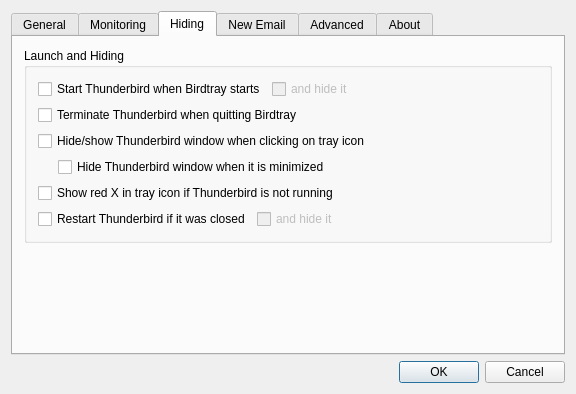
The window that src/dialogsettings.ui (gyunaev/birdtray) describes before a commit, drawn with Qt 5.
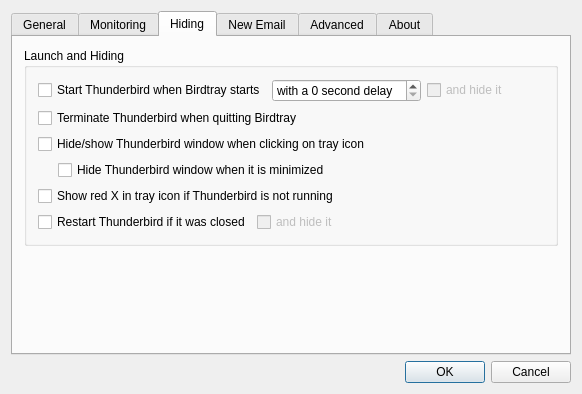
The same window after the commit. The open tabs and pages were chosen to show the change. Custom widgets are drawn as their Qt base class.

The edit to the form file:
```diff
--- a/src/dialogsettings.ui
+++ b/src/dialogsettings.ui
@@ -153,6 +153,16 @@
               </property>
              </spacer>
             </item>
+            <item>
+             <widget class="QCheckBox" name="boxShowUnreadCount">
+              <property name="whatsThis">
+               <string>&lt;html&gt;&lt;head/&gt;&lt;body&gt;&lt;p&gt;If this box is checked, the Birdtray will show the number of unread emails.&lt;/p&gt;&lt;p&gt;&lt;br/&gt;&lt;/p&gt;&lt;p&gt;If it is unchecked, no count will be shown, and you will only know about unread emails because of blinking (or different, if changed) icon.&lt;/p&gt;&lt;/body&gt;&lt;/html&gt;</string>
+              </property>
+              <property name="text">
+               <string>Show unread count</string>
+              </property>
+             </widget>
+            </item>
             <item>
              <widget class="QCheckBox" name="boxNotificationIconUnread">
               <property name="text">
@@ -382,6 +392,22 @@
               </property>
              </widget>
             </item>
+            <item>
+             <widget class="QSpinBox" name="spinThunderbirdStartDelay">
+              <property name="whatsThis">
+               <string>&lt;html&gt;&lt;head/&gt;&lt;body&gt;&lt;p&gt;When both Thunderbird and Birdtray are set to start with the operating system, this usually results in two copies of Thunderbird being launched. Here you can add a delay before Thunderbird is launched, to prevent this.&lt;/p&gt;&lt;/body&gt;&lt;/html&gt;</string>
+              </property>
+              <property name="suffix">
+               <string> second delay</string>
+              </property>
+              <property name="prefix">
+               <string>with a </string>
+              </property>
+              <property name="maximum">
+               <number>60</number>
+              </property>
+             </widget>
+            </item>
             <item>
              <widget class="QCheckBox" name="boxHideWindowAtStart">
               <property name="enabled">
```
